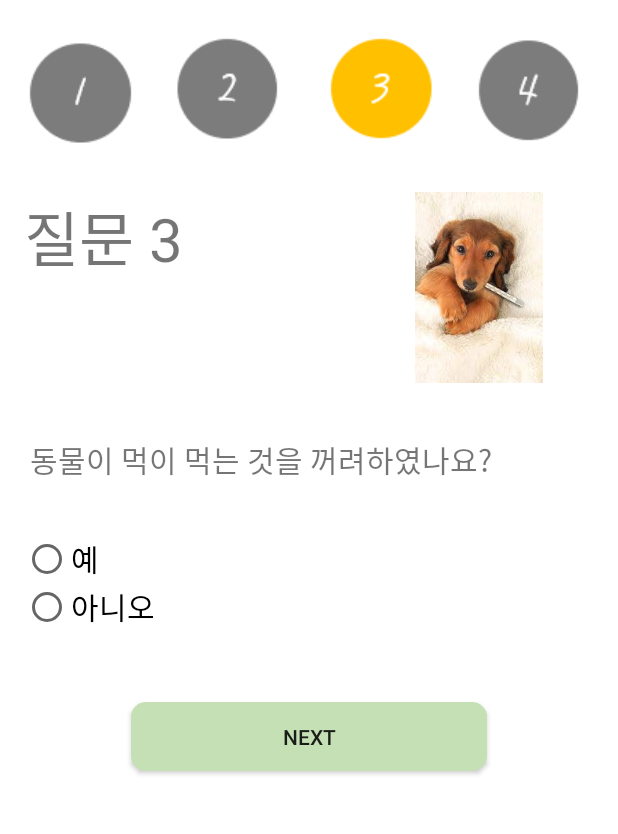
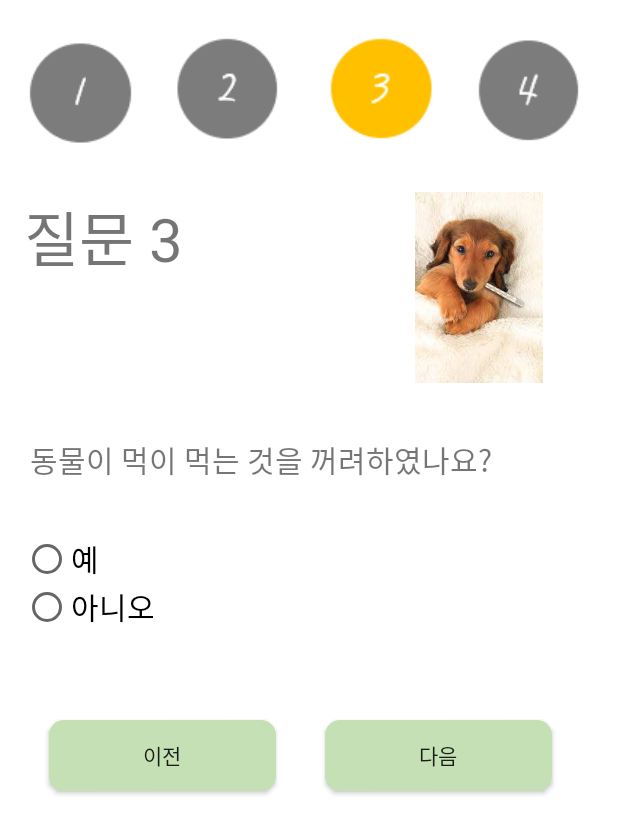
Before and after one commit to julianne03/Dongji, an Android app: the fragment Question3 shown on its own in the app's theme, on a phone screen of 412 x 824 dp. Shown: the top 834 px of the screen. Run offline under Robolectric (Android 15) with nearby library versions, the phone set to English and light mode, and no system bars; Roboto replaces fonts that are not available here; 1 statement that could not run was skipped.

Commit message:
#16 이전 버튼 추가

```diff
--- a/app/src/main/java/kr/hs/emirim/s2019w28/dongji/fragment/Question1.java
+++ b/app/src/main/java/kr/hs/emirim/s2019w28/dongji/fragment/Question1.java
@@ -8,11 +8,8 @@ import android.view.LayoutInflater;
 import android.view.View;
 import android.view.ViewGroup;
 import android.widget.Button;
-import android.widget.ImageView;
 
 import kr.hs.emirim.s2019w28.dongji.R;
-
-import static kr.hs.emirim.s2019w28.dongji.R.drawable.number1;
 
 
 public class Question1 extends Fragment {
@@ -36,7 +33,7 @@ public class Question1 extends Fragment {
         ViewGroup viewGroup = (ViewGroup)inflater.inflate(R.layout.fragment_question1, container, false);
 
         Question2 = new Question2();
-        next1_btn = (Button) viewGroup.findViewById(R.id.next1_btn);
+        next1_btn = (Button) viewGroup.findViewById(R.id.next2_btn);
 
 
         next1_btn.setOnClickListener(new View.OnClickListener() {
--- a/app/src/main/java/kr/hs/emirim/s2019w28/dongji/fragment/Question3.java
+++ b/app/src/main/java/kr/hs/emirim/s2019w28/dongji/fragment/Question3.java
@@ -8,15 +8,14 @@ import android.view.LayoutInflater;
 import android.view.View;
 import android.view.ViewGroup;
 import android.widget.Button;
-import android.widget.ImageView;
 
 import kr.hs.emirim.s2019w28.dongji.R;
 
 public class Question3 extends Fragment {
-
+    Fragment Question2;
     Fragment Question4;
     private Button next3_btn;
-
+    private Button back2_btn;
 
     public Question3() {
         // Required empty public constructor
@@ -33,9 +32,10 @@ public class Question3 extends Fragment {
                              Bundle savedInstanceState) {
         // Inflate the layout for this fragment
         ViewGroup viewGroup = (ViewGroup) inflater.inflate(R.layout.fragment_question3, container, false);
-
+        Question2 = new Question2();
         Question4 = new Question4();
-        next3_btn = (Button) viewGroup.findViewById(R.id.next1_btn);
+        next3_btn = (Button) viewGroup.findViewById(R.id.next3_btn);
+        back2_btn = (Button) viewGroup.findViewById(R.id.back2_btn);
 
         next3_btn.setOnClickListener(new View.OnClickListener() {
             @Override
@@ -44,6 +44,13 @@ public class Question3 extends Fragment {
             }
         });
 
+        back2_btn.setOnClickListener(new View.OnClickListener() {
+            @Override
+            public void onClick(View view) {
+                getFragmentManager().beginTransaction().replace(R.id.question_container, Question2).commit();
+            }
+        });
+
         return viewGroup;
     }
 }
--- a/app/src/main/java/kr/hs/emirim/s2019w28/dongji/fragment/Question4.java
+++ b/app/src/main/java/kr/hs/emirim/s2019w28/dongji/fragment/Question4.java
@@ -7,60 +7,44 @@ import androidx.fragment.app.Fragment;
 import android.view.LayoutInflater;
 import android.view.View;
 import android.view.ViewGroup;
+import android.widget.Button;
 
 import kr.hs.emirim.s2019w28.dongji.R;
 
-/**
- * A simple {@link Fragment} subclass.
- * Use the {@link Question4#newInstance} factory method to
- * create an instance of this fragment.
- */
 public class Question4 extends Fragment {
-
-    // TODO: Rename parameter arguments, choose names that match
-    // the fragment initialization parameters, e.g. ARG_ITEM_NUMBER
-    private static final String ARG_PARAM1 = "param1";
-    private static final String ARG_PARAM2 = "param2";
-
-    // TODO: Rename and change types of parameters
-    private String mParam1;
-    private String mParam2;
+    Fragment Question3;
+    private Button next4_btn;
+    private Button back3_btn;
 
     public Question4() {
         // Required empty public constructor
     }
 
-    /**
-     * Use this factory method to create a new instance of
-     * this fragment using the provided parameters.
-     *
-     * @param param1 Parameter 1.
-     * @param param2 Parameter 2.
-     * @return A new instance of fragment Question4.
-     */
-    // TODO: Rename and change types and number of parameters
-    public static Question4 newInstance(String param1, String param2) {
-        Question4 fragment = new Question4();
-        Bundle args = new Bundle();
-        args.putString(ARG_PARAM1, param1);
-        args.putString(ARG_PARAM2, param2);
-        fragment.setArguments(args);
-        return fragment;
-    }
 
     @Override
     public void onCreate(Bundle savedInstanceState) {
         super.onCreate(savedInstanceState);
-        if (getArguments() != null) {
-            mParam1 = getArguments().getString(ARG_PARAM1);
-            mParam2 = getArguments().getString(ARG_PARAM2);
-        }
     }
 
     @Override
     public View onCreateView(LayoutInflater inflater, ViewGroup container,
                              Bundle savedInstanceState) {
         // Inflate the layout for this fragment
-        return inflater.inflate(R.layout.fragment_question4, container, false);
+        ViewGroup viewGroup = (ViewGroup) inflater.inflate(R.layout.fragment_question4, container, false);
+        Question3 = new Question3();
+
+        back3_btn = (Button) viewGroup.findViewById(R.id.back3_btn);
+
+
+        back3_btn.setOnClickListener(new View.OnClickListener() {
+            @Override
+            public void onClick(View view) {
+                getFragmentManager().beginTransaction().replace(R.id.question_container, Question3).commit();
+            }
+        });
+
+
+
+        return viewGroup;
     }
 }
--- a/app/src/main/res/layout/fragment_question1.xml
+++ b/app/src/main/res/layout/fragment_question1.xml
@@ -117,14 +117,14 @@
         app:layout_constraintTop_toBottomOf="@+id/imageView10" />
 
     <Button
-        android:id="@+id/next1_btn"
+        android:id="@+id/next2_btn"
         android:layout_width="237dp"
         android:layout_height="46dp"
         android:layout_marginStart="144dp"
         android:layout_marginTop="32dp"
         android:layout_marginEnd="179dp"
         android:background="@drawable/button_background"
-        android:text="next"
+        android:text="다음"
         app:layout_constraintEnd_toEndOf="parent"
         app:layout_constraintHorizontal_bias="0.382"
         app:layout_constraintStart_toStartOf="parent"
--- a/app/src/main/res/layout/fragment_question3.xml
+++ b/app/src/main/res/layout/fragment_question3.xml
@@ -7,6 +7,28 @@
     android:background="#FFFFFF"
     android:backgroundTint="#FFFFFF"
     tools:context=".fragment.Question3">
+
+    <Button
+        android:id="@+id/back2_btn"
+        android:layout_width="151dp"
+        android:layout_height="47dp"
+        android:layout_marginTop="44dp"
+        android:background="@drawable/button_background"
+        android:text="이전"
+        app:layout_constraintEnd_toStartOf="@+id/next3_btn"
+        app:layout_constraintStart_toStartOf="parent"
+        app:layout_constraintTop_toBottomOf="@+id/radioGroup" />
+
+    <Button
+        android:id="@+id/next3_btn"
+        android:layout_width="151dp"
+        android:layout_height="47dp"
+        android:layout_marginTop="44dp"
+        android:layout_marginEnd="44dp"
+        android:background="@drawable/button_background"
+        android:text="다음"
+        app:layout_constraintEnd_toEndOf="parent"
+        app:layout_constraintTop_toBottomOf="@+id/radioGroup" />
 
     <ImageView
         android:id="@+id/number1"
@@ -116,17 +138,4 @@
         app:layout_constraintStart_toStartOf="parent"
         app:layout_constraintTop_toBottomOf="@+id/imageView10" />
 
-    <Button
-        android:id="@+id/next1_btn"
-        android:layout_width="237dp"
-        android:layout_height="46dp"
-        android:layout_marginStart="144dp"
-        android:layout_marginTop="32dp"
-        android:layout_marginEnd="179dp"
-        android:background="@drawable/button_background"
-        android:text="next"
-        app:layout_constraintEnd_toEndOf="parent"
-        app:layout_constraintHorizontal_bias="0.382"
-        app:layout_constraintStart_toStartOf="parent"
-        app:layout_constraintTop_toBottomOf="@+id/radioGroup" />
 </androidx.constraintlayout.widget.ConstraintLayout>
```
Also changed, not shown: app/src/main/java/kr/hs/emirim/s2019w28/dongji/fragment/Question2.java (+12 -6 lines), app/src/main/res/layout/fragment_question2.xml (+16 -8 lines), app/src/main/res/layout/fragment_question4.xml (+22 -13 lines).
